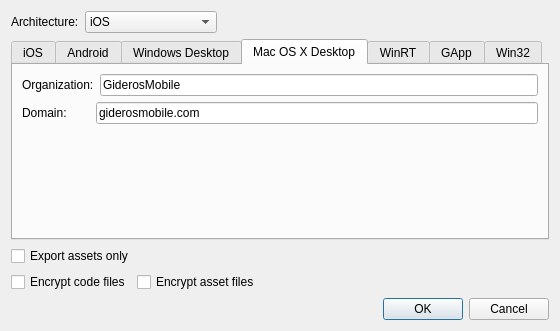
Qt form ui/exportprojectdialog.ui (gideros/gideros) before a commit.
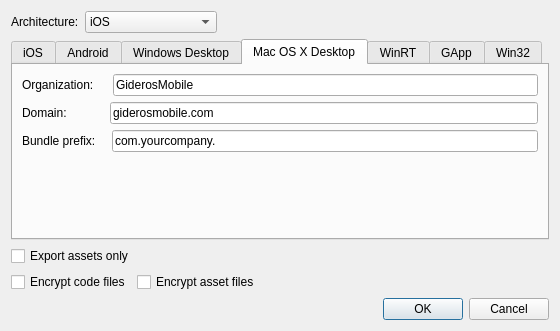
The same form after that commit. The open tabs and pages were chosen to show the change.

Commit message: [studio] add bundle export option

What changed in the file:
```diff
--- a/ui/exportprojectdialog.ui
+++ b/ui/exportprojectdialog.ui
@@ -278,7 +278,7 @@
          <item>
           <widget class="QLabel" name="label">
            <property name="text">
-            <string>Organization:</string>
+            <string>Organization:    </string>
            </property>
           </widget>
          </item>
@@ -296,7 +296,7 @@
          <item>
           <widget class="QLabel" name="label">
            <property name="text">
-            <string>Domain:       </string>
+            <string>Domain:           </string>
            </property>
           </widget>
          </item>
@@ -309,6 +309,24 @@
          </item>
         </layout>
        </item>
+       <item>
+        <layout class="QHBoxLayout" name="horizontalLayout_3">
+         <item>
+          <widget class="QLabel" name="label">
+           <property name="text">
+            <string>Bundle prefix:   </string>
+           </property>
+          </widget>
+         </item>
+         <item>
+          <widget class="QLineEdit" name="osx_bundle">
+           <property name="text">
+            <string>com.yourcompany.</string>
+           </property>
+          </widget>
+         </item>
+        </layout>
+       </item>
        <item>
         <spacer name="verticalSpacer">
          <property name="orientation">
```
Left out of the diff: 24 changed lines with no effect on the pictures. The commit also changes 5 other files.
